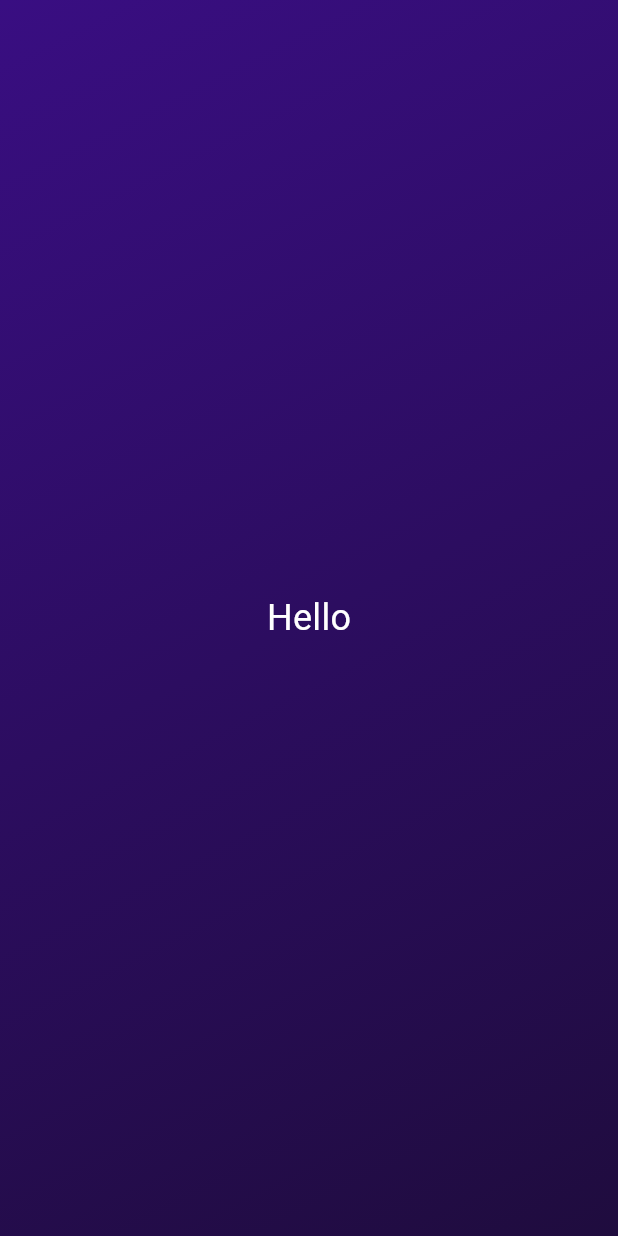
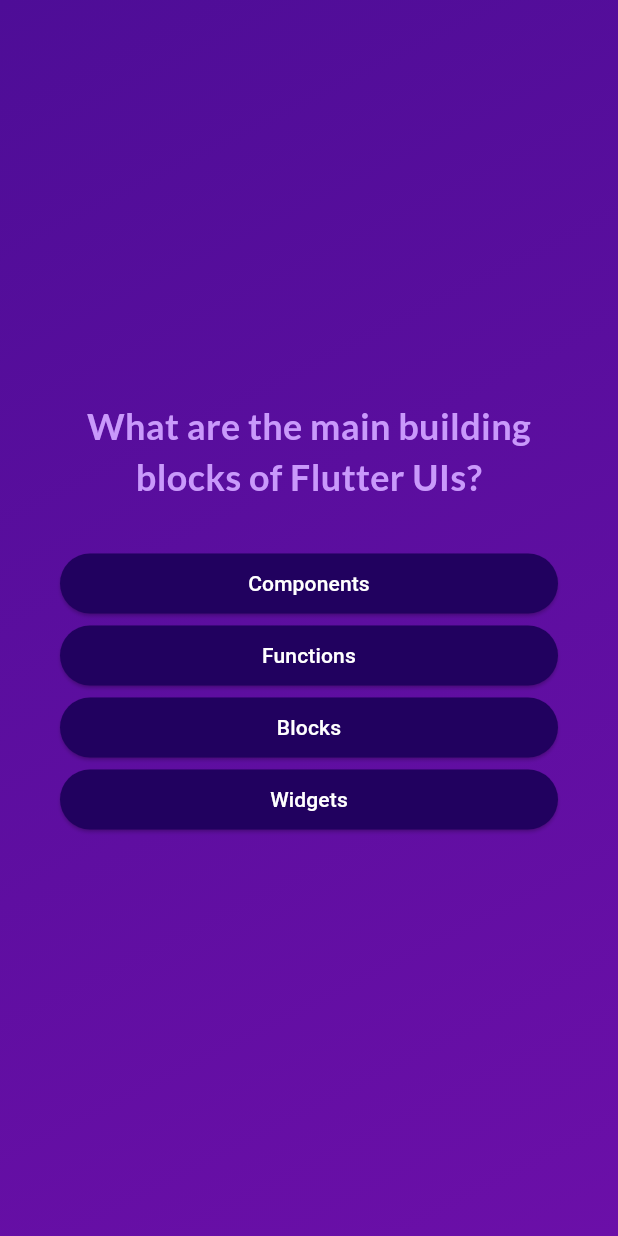
Before and after one commit to seif32/flutter-quiz-app, a Flutter app: the screen it shows after launch, after a tap on "Start Quiz", on a phone screen of 412 x 824 dp. Run offline on Flutter 3.47's test engine with Material 3 defaults, Android fonts, the phone set to English and light mode, and no system bars; our stand-ins replace google_fonts.

Commit message:
Add the dumy data to the app

```diff
--- /dev/null
+++ b/lib/answer_button.dart
@@ -0,0 +1,34 @@
+import 'package:flutter/material.dart';
+
+class AnswerButton extends StatelessWidget {
+  const AnswerButton({
+    super.key,
+    required this.answerText,
+    required this.onTap,
+  });
+
+  final String answerText;
+  final void Function() onTap;
+
+  @override
+  Widget build(BuildContext context) {
+    return ElevatedButton(
+      onPressed: onTap,
+      style: ElevatedButton.styleFrom(
+        padding: const EdgeInsets.symmetric(
+          vertical: 10,
+          horizontal: 40,
+        ),
+        backgroundColor: const Color.fromARGB(255, 33, 1, 95),
+        foregroundColor: Colors.white,
+        shape: RoundedRectangleBorder(
+          borderRadius: BorderRadius.circular(40),
+        ),
+      ),
+      child: Text(
+        answerText,
+        textAlign: TextAlign.center,
+      ),
+    );
+  }
+}
--- /dev/null
+++ b/lib/data/questions.dart
@@ -0,0 +1,55 @@
+import 'package:quiz_app/models/quiz_question.dart';
+
+const questions = [
+  QuizQuestion(
+    'What are the main building blocks of Flutter UIs?',
+    [
+      'Widgets',
+      'Components',
+      'Blocks',
+      'Functions',
+    ],
+  ),
+  QuizQuestion('How are Flutter UIs built?', [
+    'By combining widgets in code',
+    'By combining widgets in a visual editor',
+    'By defining widgets in config files',
+    'By using XCode for iOS and Android Studio for Android',
+  ]),
+  QuizQuestion(
+    'What\'s the purpose of a StatefulWidget?',
+    [
+      'Update UI as data changes',
+      'Update data as UI changes',
+      'Ignore data changes',
+      'Render UI that does not depend on data',
+    ],
+  ),
+  QuizQuestion(
+    'Which widget should you try to use more often: StatelessWidget or StatefulWidget?',
+    [
+      'StatelessWidget',
+      'StatefulWidget',
+      'Both are equally good',
+      'None of the above',
+    ],
+  ),
+  QuizQuestion(
+    'What happens if you change data in a StatelessWidget?',
+    [
+      'The UI is not updated',
+      'The UI is updated',
+      'The closest StatefulWidget is updated',
+      'Any nested StatefulWidgets are updated',
+    ],
+  ),
+  QuizQuestion(
+    'How should you update data inside of StatefulWidgets?',
+    [
+      'By calling setState()',
+      'By calling updateData()',
+      'By calling updateUI()',
+      'By calling updateState()',
+    ],
+  ),
+];
--- a/lib/main.dart
+++ b/lib/main.dart
@@ -1,15 +1,7 @@
 import 'package:flutter/material.dart';
+
 import 'package:quiz_app/quiz.dart';
 
 void main() {
-  runApp(const MyApp());
+  runApp(const Quiz());
 }
-
-class MyApp extends StatelessWidget {
-  const MyApp({super.key});
-
-  @override
-  Widget build(context) {
-    return const Quiz();
-  }
-}
--- /dev/null
+++ b/lib/models/quiz_question.dart
@@ -0,0 +1,12 @@
+class QuizQuestion {
+  const QuizQuestion(this.text, this.answers);
+
+  final String text;
+  final List<String> answers;
+
+  List<String> getShuffledAnswer() {
+    final shuffledList = List.of(answers);
+    shuffledList.shuffle();
+    return shuffledList;
+  }
+}
--- a/lib/questions_screen.dart
+++ b/lib/questions_screen.dart
@@ -1,7 +1,16 @@
 import 'package:flutter/material.dart';
+import 'package:google_fonts/google_fonts.dart';
+
+import 'package:quiz_app/answer_button.dart';
+import 'package:quiz_app/data/questions.dart';
 
 class QuestionsScreen extends StatefulWidget {
-  const QuestionsScreen({super.key});
+  const QuestionsScreen({
+    super.key,
+    required this.onSelectAnswer,
+  });
+
+  final void Function(String answer) onSelectAnswer;
 
   @override
   State<QuestionsScreen> createState() {
@@ -10,20 +19,47 @@ class QuestionsScreen extends StatefulWidget {
 }
 
 class _QuestionsScreenState extends State<QuestionsScreen> {
+  var currentQuestionIndex = 0;
+
+  void answerQuestion(String selectedAnswer) {
+    widget.onSelectAnswer(selectedAnswer);
+    // currentQuestionIndex = currentQuestionIndex + 1;
+    // currentQuestionIndex += 1;
+    setState(() {
+      currentQuestionIndex++; // increments the value by 1
+    });
+  }
+
   @override
   Widget build(context) {
-    return Container(
-      child: const Center(
+    final currentQuestion = questions[currentQuestionIndex];
+
+    return SizedBox(
+      width: double.infinity,
+      child: Container(
+        margin: const EdgeInsets.all(40),
         child: Column(
-          mainAxisSize: MainAxisSize.min,
+          mainAxisAlignment: MainAxisAlignment.center,
+          crossAxisAlignment: CrossAxisAlignment.stretch,
           children: [
             Text(
-              "Hello",
-              style: TextStyle(
-                color: Colors.white,
+              currentQuestion.text,
+              style: GoogleFonts.lato(
+                color: const Color.fromARGB(255, 201, 153, 251),
                 fontSize: 24,
+                fontWeight: FontWeight.bold,
               ),
+              textAlign: TextAlign.center,
             ),
+            const SizedBox(height: 30),
+            ...currentQuestion.getShuffledAnswer().map((answer) {
+              return AnswerButton(
+                answerText: answer,
+                onTap: () {
+                  answerQuestion(answer);
+                },
+              );
+            })
           ],
         ),
       ),
--- a/lib/quiz.dart
+++ b/lib/quiz.dart
@@ -1,6 +1,8 @@
 import 'package:flutter/material.dart';
+
+import 'package:quiz_app/start_screen.dart';
 import 'package:quiz_app/questions_screen.dart';
-import 'package:quiz_app/start_screen.dart';
+import 'package:quiz_app/data/questions.dart';
 
 class Quiz extends StatefulWidget {
   const Quiz({super.key});
@@ -12,33 +14,48 @@ class Quiz extends StatefulWidget {
 }
 
 class _QuizState extends State<Quiz> {
-  var activeScreen = "start-screen";
+  List<String> selectedAnswers = [];
+  var activeScreen = 'start-screen';
 
   void switchScreen() {
     setState(() {
-      activeScreen = "questions-screen";
+      activeScreen = 'questions-screen';
     });
+  }
+
+  void chooseAnswer(String answer) {
+    selectedAnswers.add(answer);
+
+    if (selectedAnswers.length == questions.length) {
+      setState(() {
+        selectedAnswers = [];
+        activeScreen = 'start-screen';
+      });
+    }
   }
 
   @override
   Widget build(context) {
-    final screenWidget = activeScreen == "start-screen"
-        ? StartScreen(switchScreen)
-        : const QuestionsScreen();
+    Widget screenWidget = StartScreen(switchScreen);
 
-    // Widget screenWidget = StartScreen(switchScreen);
-    // if (activeScreen == "questions-screen") {
-    //   screenWidget = const QuestionsScreen();
-    // }
+    if (activeScreen == 'questions-screen') {
+      screenWidget = QuestionsScreen(
+        onSelectAnswer: chooseAnswer,
+      );
+    }
 
     return MaterialApp(
       home: Scaffold(
         body: Container(
           decoration: const BoxDecoration(
-            gradient: LinearGradient(colors: [
-              Color.fromARGB(255, 57, 14, 130),
-              Color.fromARGB(255, 31, 12, 62)
-            ], begin: Alignment.topLeft, end: Alignment.bottomRight),
+            gradient: LinearGradient(
+              colors: [
+                Color.fromARGB(255, 78, 13, 151),
+                Color.fromARGB(255, 107, 15, 168),
+              ],
+              begin: Alignment.topLeft,
+              end: Alignment.bottomRight,
+            ),
           ),
           child: screenWidget,
         ),
--- a/pubspec.yaml
+++ b/pubspec.yaml
@@ -34,6 +34,7 @@ dependencies:
   # The following adds the Cupertino Icons font to your application.
   # Use with the CupertinoIcons class for iOS style icons.
   cupertino_icons: ^1.0.8
+  google_fonts: ^6.2.1
 
 dev_dependencies:
   flutter_test:
```
Also changed, not shown: pubspec.lock, 1 other file.
